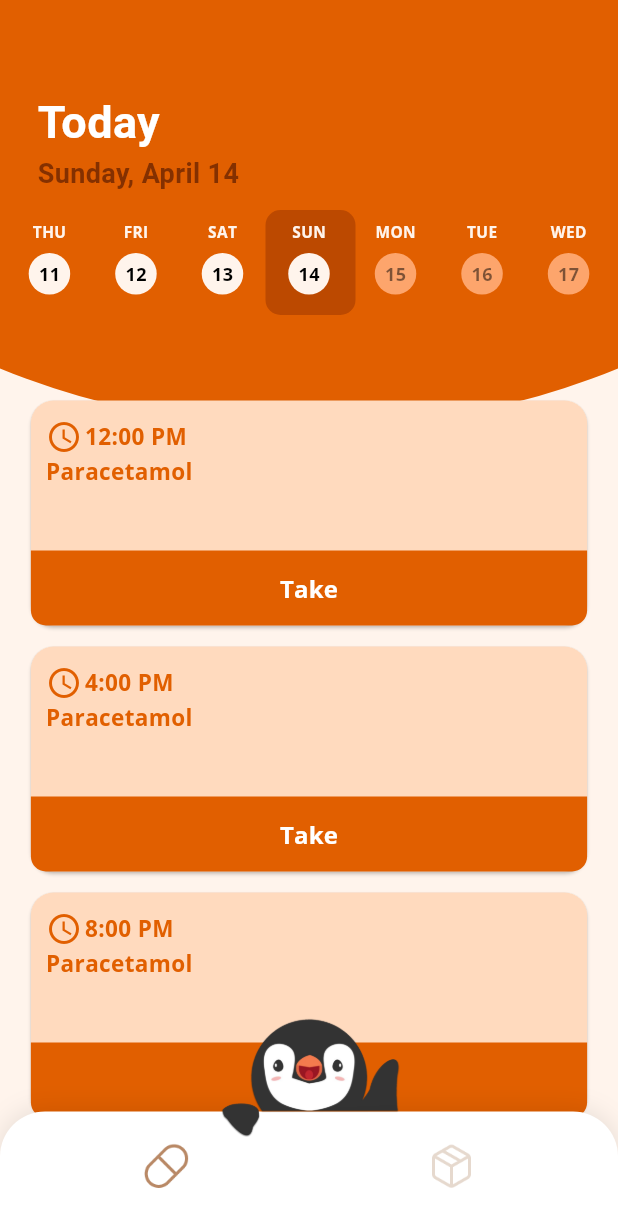
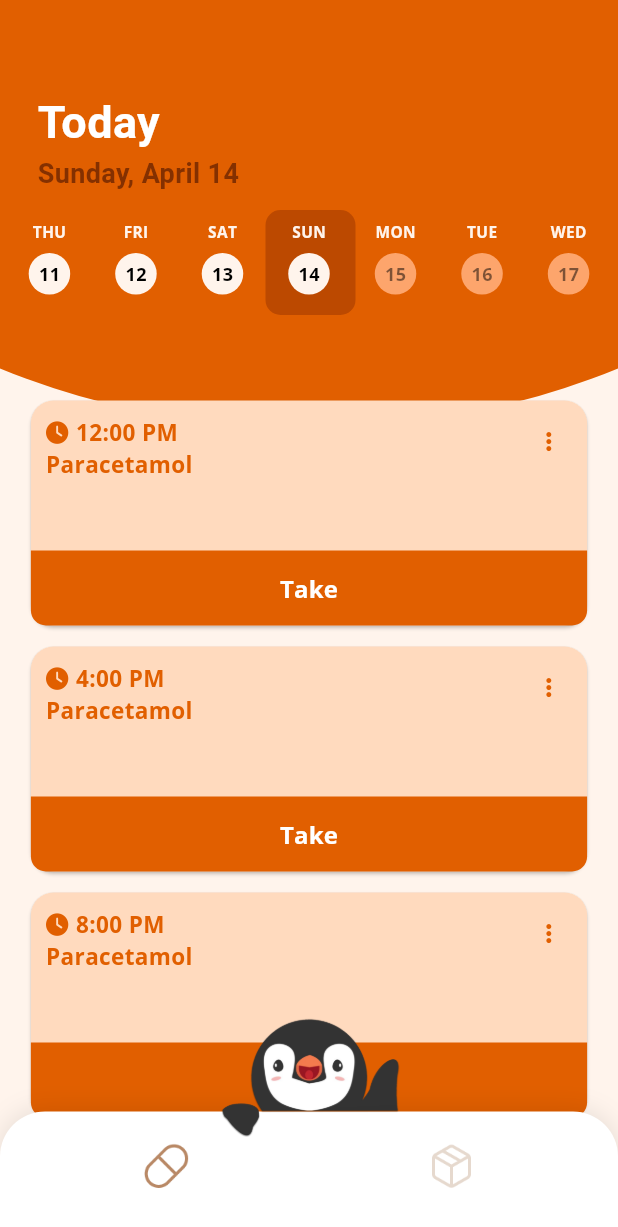
Before and after one commit to YZ1GO/L.EIC017_ES_PRJ, a Flutter app: the screen it shows after launch, on a phone screen of 412 x 824 dp. Shown: the top 1227 px of the screen. Run offline on Flutter 3.47's test engine with Material 3 defaults, Android fonts, the phone set to English and light mode, and no system bars; our stand-ins replace firebase_core, firebase_database, flutter_local_notifications, font_awesome_flutter, permission_handler, shared_preferences; accounts and stored records are empty.

Commit message:
improved card aesthetics

```diff
--- a/app/lib/widgets/medicament_reminder_widget.dart
+++ b/app/lib/widgets/medicament_reminder_widget.dart
@@ -71,6 +71,16 @@ class MedicationReminderCardState extends State<MedicationReminderCard> {
                 // Specifics of medication
                 Stack(
                   children: [
+                    // Three dots icon
+                    Positioned(
+                      top: 20,
+                      right: 18,
+                      child: Icon(
+                        FontAwesomeIcons.ellipsisVertical,
+                        size: 15,
+                        color: isTaken ? Colors.white : const Color.fromRGBO(225, 95, 0, 1),
+                      ),
+                    ),
                     Container(
                       padding: const EdgeInsets.fromLTRB(10, 10, 10, 60),
                       child: Column(
@@ -81,11 +91,12 @@ class MedicationReminderCardState extends State<MedicationReminderCard> {
                               Padding(
                                 padding: const EdgeInsets.only(top: 2),
                                 child: Icon(
-                                  Icons.access_time,
+                                  FontAwesomeIcons.solidClock,
+                                  size: 15,
                                   color: isTaken ? Colors.white : const Color.fromRGBO(225, 95, 0, 1),
                                 ),
                               ),
-                              const SizedBox(width: 2),
+                              const SizedBox(width: 5),
                               Text(
                                 widget.time.format(context),
                                 style: TextStyle(
```
